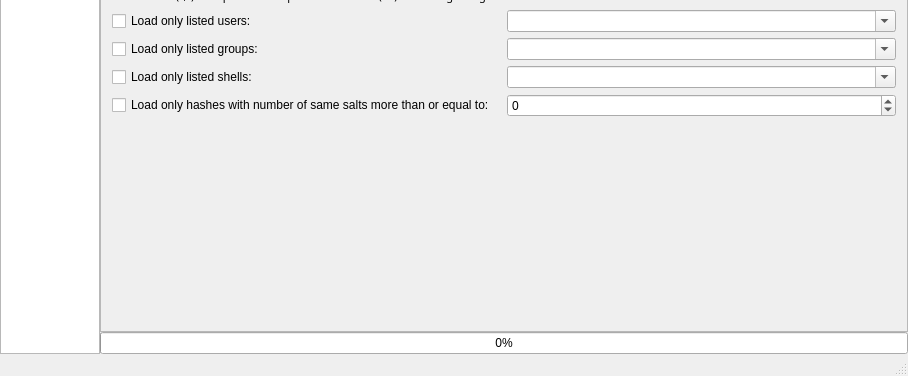
Above: mainwindow.ui from openwall/johnny before the change; both pictures show x 0 to 908 and y 617 to 993 of the 908 by 993 pixel window. Below: the same form after it.
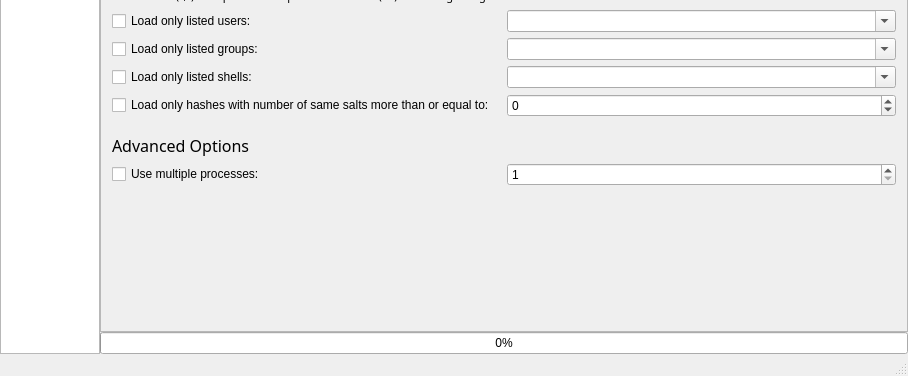
That is the form after the change. The open tabs and pages were chosen to show the change. Icons and pictures are not drawn.

Commit message: Add johnny's part of --fork option

```diff
--- a/mainwindow.ui
+++ b/mainwindow.ui
@@ -239,8 +239,8 @@
             <rect>
              <x>0</x>
              <y>0</y>
-             <width>808</width>
-             <height>868</height>
+             <width>814</width>
+             <height>860</height>
             </rect>
            </property>
            <layout class="QVBoxLayout" name="verticalLayout_5">
@@ -913,6 +913,63 @@
               </item>
              </layout>
             </item>
+            <item>
+             <widget class="QWidget" name="advancesOptionsWidget" native="true">
+              <layout class="QVBoxLayout" name="verticalLayout_21">
+               <property name="leftMargin">
+                <number>0</number>
+               </property>
+               <property name="rightMargin">
+                <number>0</number>
+               </property>
+               <item>
+                <widget class="QLabel" name="label_advancedOptions">
+                 <property name="font">
+                  <font>
+                   <family>Sans Serif</family>
+                   <pointsize>12</pointsize>
+                  </font>
+                 </property>
+                 <property name="text">
+                  <string>Advanced Options</string>
+                 </property>
+                </widget>
+               </item>
+               <item>
+                <widget class="QWidget" name="widget_Fork" native="true">
+                 <layout class="QHBoxLayout" name="horizontalLayout_15">
+                  <property name="leftMargin">
+                   <number>0</number>
+                  </property>
+                  <property name="topMargin">
+                   <number>0</number>
+                  </property>
+                  <property name="rightMargin">
+                   <number>0</number>
+                  </property>
+                  <property name="bottomMargin">
+                   <number>0</number>
+                  </property>
+                  <item>
+                   <widget class="QCheckBox" name="checkBox_UseFork">
+                    <property name="text">
+                     <string>Use multiple processes:</string>
+                    </property>
+                   </widget>
+                  </item>
+                  <item>
+                   <widget class="QSpinBox" name="spinBox_nbOfProcess">
+                    <property name="minimum">
+                     <number>1</number>
+                    </property>
+                   </widget>
+                  </item>
+                 </layout>
+                </widget>
+               </item>
+              </layout>
+             </widget>
+            </item>
             <item>
              <spacer name="verticalSpacer">
               <property name="orientation">
```
Left out of the diff: 8 changed lines with no effect on the pictures. Lines whose indentation alone changed are shown as unchanged. The commit also changes 2 other files.
